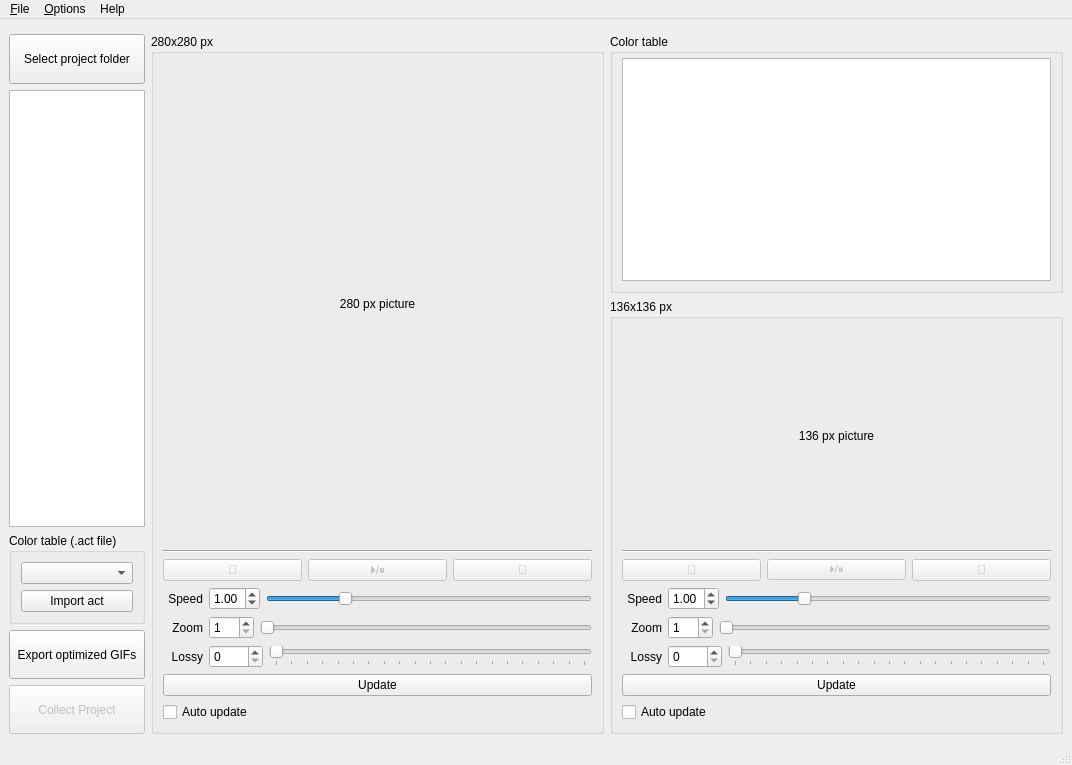
The window that widgets/MainWindow.ui (Day0Dreamer/Vault-of-Gifs) describes before a commit, drawn with Qt 5.
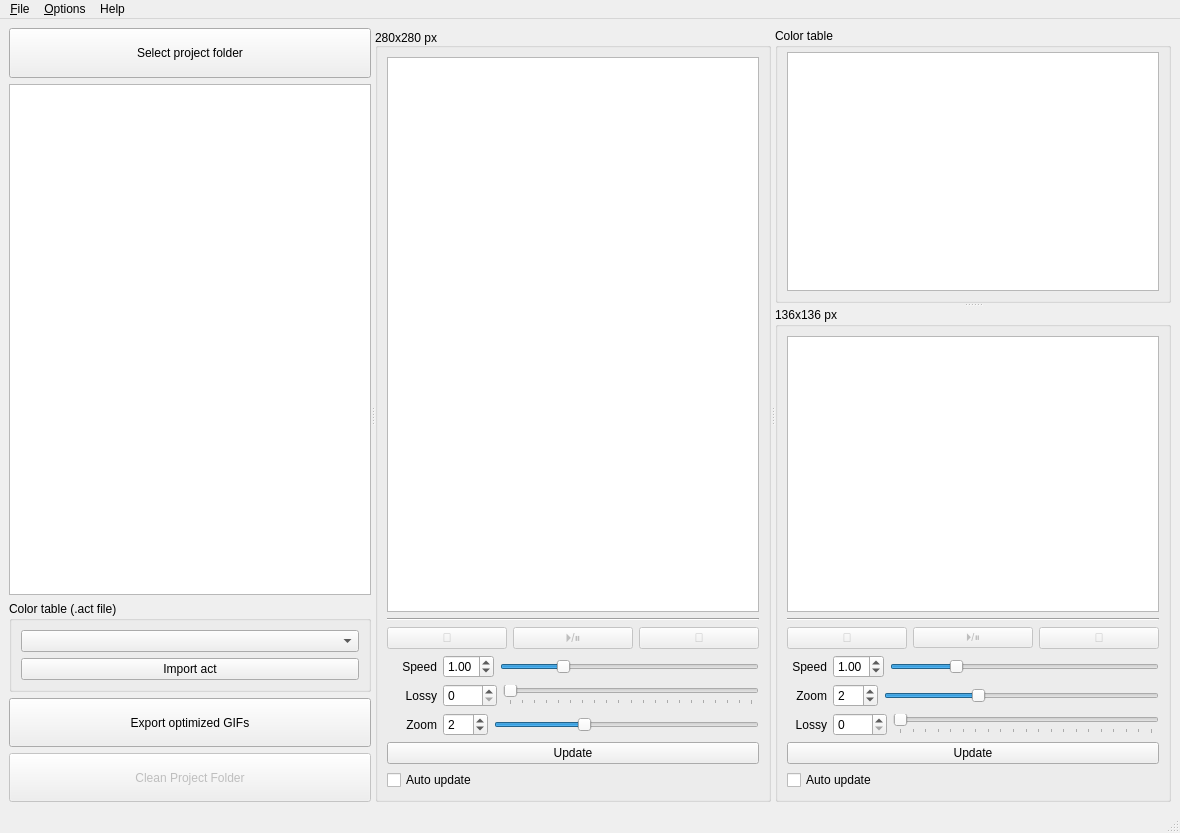
The same window after the commit.

Commit message: New ui files, new layout, cleanup button, new gifplayers

What changed in the file:
```diff
--- a/widgets/MainWindow.ui
+++ b/widgets/MainWindow.ui
@@ -6,28 +6,25 @@
    <rect>
     <x>0</x>
     <y>0</y>
-    <width>1072</width>
-    <height>765</height>
+    <width>1180</width>
+    <height>833</height>
    </rect>
   </property>
+  <property name="minimumSize">
+   <size>
+    <width>643</width>
+    <height>555</height>
+   </size>
+  </property>
   <property name="windowTitle">
    <string>MainWindow</string>
   </property>
   <widget class="QWidget" name="centralwidget">
-   <layout class="QVBoxLayout" name="verticalLayout_2">
-    <property name="topMargin">
-     <number>9</number>
-    </property>
+   <layout class="QHBoxLayout" name="horizontalLayout">
     <item>
-     <widget class="Line" name="separator_topshelf"/>
-    </item>
-    <item>
-     <layout class="QHBoxLayout" name="layout3in1">
-      <item>
+     <widget class="QSplitter" name="splitter_main">
+      <widget class="QWidget" name="">
        <layout class="QVBoxLayout" name="layout_fileops">
-        <property name="sizeConstraint">
-         <enum>QLayout::SetNoConstraint</enum>
-        </property>
         <item>
          <widget class="QPushButton" name="btn_input_folder">
           <property name="sizePolicy">
@@ -50,11 +47,17 @@
         <item>
          <widget class="QListView" name="list_videoslist">
           <property name="sizePolicy">
-           <sizepolicy hsizetype="Ignored" vsizetype="Expanding">
+           <sizepolicy hsizetype="Preferred" vsizetype="Expanding">
             <horstretch>0</horstretch>
             <verstretch>0</verstretch>
            </sizepolicy>
           </property>
+          <property name="minimumSize">
+           <size>
+            <width>42</width>
+            <height>0</height>
+           </size>
+          </property>
           <property name="selectionMode">
            <enum>QAbstractItemView::ExtendedSelection</enum>
           </property>
@@ -123,83 +126,34 @@
            </size>
           </property>
           <property name="text">
-           <string>Collect Project</string>
+           <string>Clean Project Folder</string>
           </property>
          </widget>
         </item>
        </layout>
-      </item>
-      <item>
-       <layout class="QVBoxLayout" name="layout_280">
-        <item>
+      </widget>
          <widget class="QGroupBox" name="layout_gif280">
           <property name="sizePolicy">
-           <sizepolicy hsizetype="Preferred" vsizetype="Expanding">
+        <sizepolicy hsizetype="Preferred" vsizetype="Preferred">
             <horstretch>0</horstretch>
             <verstretch>0</verstretch>
            </sizepolicy>
           </property>
+       <property name="minimumSize">
+        <size>
+         <width>0</width>
+         <height>0</height>
+        </size>
+       </property>
           <property name="title">
            <string>280x280 px</string>
           </property>
-          <layout class="QVBoxLayout" name="verticalLayout">
-           <property name="spacing">
-            <number>6</number>
-           </property>
-           <property name="bottomMargin">
-            <number>9</number>
-           </property>
-           <item>
-            <spacer name="verticalSpacer_2">
-             <property name="orientation">
-              <enum>Qt::Vertical</enum>
-             </property>
-             <property name="sizeHint" stdset="0">
-              <size>
-               <width>20</width>
-               <height>40</height>
-              </size>
-             </property>
-            </spacer>
-           </item>
-           <item>
-            <layout class="QGridLayout" name="gridLayout">
-             <item row="0" column="0">
-              <widget class="QLabel" name="gifplayer280">
-               <property name="sizePolicy">
-                <sizepolicy hsizetype="Preferred" vsizetype="MinimumExpanding">
-                 <horstretch>0</horstretch>
-                 <verstretch>0</verstretch>
-                </sizepolicy>
-               </property>
-               <property name="minimumSize">
-                <size>
-                 <width>280</width>
-                 <height>280</height>
-                </size>
-               </property>
-               <property name="text">
-                <string>280 px picture</string>
-               </property>
                <property name="alignment">
-                <set>Qt::AlignCenter</set>
-               </property>
-              </widget>
-             </item>
-            </layout>
-           </item>
+        <set>Qt::AlignBottom|Qt::AlignJustify</set>
+       </property>
+       <layout class="QVBoxLayout" name="verticalLayout" stretch="0,0,0,0,0,0,0,0">
            <item>
-            <spacer name="verticalSpacer">
-             <property name="orientation">
-              <enum>Qt::Vertical</enum>
-             </property>
-             <property name="sizeHint" stdset="0">
-              <size>
-               <width>20</width>
-               <height>40</height>
-              </size>
-             </property>
-            </spacer>
+         <widget class="QGraphicsView" name="graphicsView_280"/>
            </item>
            <item>
             <widget class="Line" name="line">
@@ -217,7 +171,7 @@
                </property>
                <property name="minimumSize">
                 <size>
-                 <width>30</width>
+              <width>0</width>
                  <height>0</height>
                 </size>
                </property>
@@ -238,7 +192,7 @@
                </property>
                <property name="minimumSize">
                 <size>
-                 <width>30</width>
+              <width>0</width>
                  <height>0</height>
                 </size>
                </property>
@@ -262,7 +216,7 @@
                </property>
                <property name="minimumSize">
                 <size>
-                 <width>30</width>
+              <width>0</width>
                  <height>0</height>
                 </size>
                </property>
@@ -287,7 +241,7 @@
               <widget class="QLabel" name="lbl_speed280">
                <property name="minimumSize">
                 <size>
-                 <width>40</width>
+              <width>50</width>
                  <height>0</height>
                 </size>
                </property>
@@ -357,68 +311,13 @@
              </item>
             </layout>
            </item>
-           <item>
-            <layout class="QHBoxLayout" name="layout_scale280">
-             <item>
-              <widget class="QLabel" name="lbl_scale280">
-               <property name="minimumSize">
-                <size>
-                 <width>40</width>
-                 <height>0</height>
-                </size>
-               </property>
-               <property name="layoutDirection">
-                <enum>Qt::LeftToRight</enum>
-               </property>
-               <property name="autoFillBackground">
-                <bool>false</bool>
-               </property>
-               <property name="text">
-                <string>Zoom</string>
-               </property>
-               <property name="alignment">
-                <set>Qt::AlignRight|Qt::AlignTrailing|Qt::AlignVCenter</set>
-               </property>
-              </widget>
-             </item>
-             <item>
-              <widget class="QSpinBox" name="spin_scale280">
-               <property name="minimumSize">
-                <size>
-                 <width>45</width>
-                 <height>0</height>
-                </size>
-               </property>
-               <property name="minimum">
-                <number>1</number>
-               </property>
-               <property name="maximum">
-                <number>7</number>
-               </property>
-              </widget>
-             </item>
-             <item>
-              <widget class="QSlider" name="slider_scale280">
-               <property name="minimum">
-                <number>1</number>
-               </property>
-               <property name="maximum">
-                <number>7</number>
-               </property>
-               <property name="orientation">
-                <enum>Qt::Horizontal</enum>
-               </property>
-              </widget>
-             </item>
-            </layout>
-           </item>
            <item>
             <layout class="QHBoxLayout" name="layout_quality280">
              <item alignment="Qt::AlignRight">
               <widget class="QLabel" name="lbl_quality280">
                <property name="minimumSize">
                 <size>
-                 <width>40</width>
+              <width>50</width>
                  <height>0</height>
                 </size>
                </property>
@@ -465,11 +364,73 @@
             </layout>
            </item>
            <item>
-            <layout class="QVBoxLayout" name="layout_preview280">
+         <layout class="QHBoxLayout" name="layout_scale280">
+          <item>
+           <widget class="QLabel" name="lbl_scale280">
+            <property name="minimumSize">
+             <size>
+              <width>50</width>
+              <height>0</height>
+             </size>
+            </property>
+            <property name="layoutDirection">
+             <enum>Qt::LeftToRight</enum>
+            </property>
+            <property name="autoFillBackground">
+             <bool>false</bool>
+            </property>
+            <property name="text">
+             <string>Zoom</string>
+            </property>
+            <property name="alignment">
+             <set>Qt::AlignRight|Qt::AlignTrailing|Qt::AlignVCenter</set>
+            </property>
+           </widget>
+          </item>
+          <item>
+           <widget class="QSpinBox" name="spin_scale280">
+            <property name="minimumSize">
+             <size>
+              <width>45</width>
+              <height>0</height>
+             </size>
+            </property>
+            <property name="minimum">
+             <number>1</number>
+            </property>
+            <property name="maximum">
+             <number>4</number>
+            </property>
+            <property name="value">
+             <number>2</number>
+            </property>
+           </widget>
+          </item>
+          <item>
+           <widget class="QSlider" name="slider_scale280">
+            <property name="minimum">
+             <number>1</number>
+            </property>
+            <property name="maximum">
+             <number>4</number>
+            </property>
+            <property name="pageStep">
+             <number>1</number>
+            </property>
+            <property name="value">
+             <number>2</number>
+            </property>
+            <property name="orientation">
+             <enum>Qt::Horizontal</enum>
+            </property>
+           </widget>
+          </item>
+         </layout>
+        </item>
              <item>
               <widget class="QPushButton" name="btn_update280">
                <property name="sizePolicy">
-                <sizepolicy hsizetype="MinimumExpanding" vsizetype="Fixed">
+           <sizepolicy hsizetype="MinimumExpanding" vsizetype="Preferred">
                  <horstretch>0</horstretch>
                  <verstretch>0</verstretch>
                 </sizepolicy>
@@ -479,12 +440,10 @@
                </property>
               </widget>
              </item>
-             <item>
-              <layout class="QHBoxLayout" name="horizontalLayout_3">
                <item>
                 <widget class="QCheckBox" name="check_livepreview280">
                  <property name="sizePolicy">
-                  <sizepolicy hsizetype="Minimum" vsizetype="Minimum">
+           <sizepolicy hsizetype="Preferred" vsizetype="Preferred">
                    <horstretch>0</horstretch>
                    <verstretch>0</verstretch>
                   </sizepolicy>
@@ -495,27 +454,39 @@
                 </widget>
                </item>
               </layout>
-             </item>
-            </layout>
-           </item>
-          </layout>
-         </widget>
-        </item>
-       </layout>
-      </item>
-      <item>
-       <layout class="QVBoxLayout" name="layout_136">
-        <item>
+      </widget>
+      <widget class="QSplitter" name="splitter">
+       <property name="sizePolicy">
+        <sizepolicy hsizetype="Expanding" vsizetype="Expanding">
+         <horstretch>0</horstretch>
+         <verstretch>0</verstretch>
+        </sizepolicy>
+       </property>
+       <property name="orientation">
+        <enum>Qt::Vertical</enum>
+       </property>
          <widget class="QGroupBox" name="layout_colortable">
+        <property name="sizePolicy">
+         <sizepolicy hsizetype="Preferred" vsizetype="Preferred">
+          <horstretch>0</horstretch>
+          <verstretch>0</verstretch>
+         </sizepolicy>
+        </property>
           <property name="title">
            <string>Color table</string>
           </property>
-          <layout class="QHBoxLayout" name="horizontalLayout">
+        <layout class="QHBoxLayout" name="horizontalLayout_2">
            <property name="topMargin">
             <number>4</number>
            </property>
            <item>
             <widget class="QPlainTextEdit" name="plaintext_act_readout">
+           <property name="sizePolicy">
+            <sizepolicy hsizetype="Preferred" vsizetype="Preferred">
+             <horstretch>0</horstretch>
+             <verstretch>1</verstretch>
+            </sizepolicy>
+           </property>
              <property name="lineWrapMode">
               <enum>QPlainTextEdit::NoWrap</enum>
              </property>
@@ -523,11 +494,9 @@
            </item>
           </layout>
          </widget>
-        </item>
-        <item>
          <widget class="QGroupBox" name="layout_gif136">
           <property name="sizePolicy">
-           <sizepolicy hsizetype="Preferred" vsizetype="Expanding">
+         <sizepolicy hsizetype="Preferred" vsizetype="Preferred">
             <horstretch>0</horstretch>
             <verstretch>0</verstretch>
            </sizepolicy>
@@ -537,56 +506,17 @@
           </property>
           <layout class="QVBoxLayout" name="verticalLayout_3">
            <item>
-            <spacer name="verticalSpacer_3">
-             <property name="orientation">
-              <enum>Qt::Vertical</enum>
-             </property>
-             <property name="sizeHint" stdset="0">
-              <size>
-               <width>20</width>
-               <height>40</height>
-              </size>
-             </property>
-            </spacer>
-           </item>
-           <item>
-            <layout class="QGridLayout" name="gridLayout_3">
-             <item row="0" column="0">
-              <widget class="QLabel" name="gifplayer136">
+          <widget class="QGraphicsView" name="graphicsView_136">
                <property name="sizePolicy">
-                <sizepolicy hsizetype="Preferred" vsizetype="Preferred">
+            <sizepolicy hsizetype="Expanding" vsizetype="Preferred">
                  <horstretch>0</horstretch>
-                 <verstretch>0</verstretch>
-                </sizepolicy>
-               </property>
-               <property name="minimumSize">
-                <size>
-                 <width>136</width>
-                 <height>136</height>
-                </size>
-               </property>
-               <property name="text">
-                <string>136 px picture</string>
-               </property>
-               <property name="alignment">
-                <set>Qt::AlignCenter</set>
-               </property>
-              </widget>
-             </item>
-            </layout>
-           </item>
-           <item>
-            <spacer name="verticalSpacer_4">
-             <property name="orientation">
-              <enum>Qt::Vertical</enum>
-             </property>
-             <property name="sizeHint" stdset="0">
-              <size>
-               <width>20</width>
-               <height>40</height>
-              </size>
-             </property>
-            </spacer>
+             <verstretch>2</verstretch>
+            </sizepolicy>
+           </property>
+           <property name="frameShape">
+            <enum>QFrame::StyledPanel</enum>
+           </property>
+          </widget>
            </item>
            <item>
             <widget class="Line" name="line_2">
@@ -604,7 +534,7 @@
                </property>
                <property name="minimumSize">
                 <size>
-                 <width>30</width>
+               <width>0</width>
                  <height>0</height>
                 </size>
                </property>
@@ -625,7 +555,7 @@
                </property>
                <property name="minimumSize">
                 <size>
-                 <width>30</width>
+               <width>0</width>
                  <height>0</height>
                 </size>
                </property>
@@ -656,7 +586,7 @@
                </property>
                <property name="minimumSize">
                 <size>
-                 <width>30</width>
+               <width>0</width>
                  <height>0</height>
                 </size>
                </property>
@@ -760,7 +690,10 @@
                 <number>1</number>
                </property>
                <property name="maximum">
-                <number>7</number>
+              <number>4</number>
+             </property>
+             <property name="value">
+              <number>2</number>
                </property>
               </widget>
              </item>
@@ -770,11 +703,14 @@
                 <number>1</number>
                </property>
                <property name="maximum">
-                <number>7</number>
-               </property>
-               <property name="value">
+              <number>4</number>
+             </property>
+             <property name="pageStep">
                 <number>1</number>
                </property>
+             <property name="value">
+              <number>2</number>
+             </property>
                <property name="orientation">
                 <enum>Qt::Horizontal</enum>
                </property>
@@ -829,8 +765,6 @@
             </layout>
            </item>
            <item>
-            <layout class="QVBoxLayout" name="layout_preview136">
-             <item>
               <widget class="QPushButton" name="btn_update136">
                <property name="sizePolicy">
                 <sizepolicy hsizetype="MinimumExpanding" vsizetype="Fixed">
@@ -844,8 +778,6 @@
               </widget>
              </item>
              <item>
-              <layout class="QHBoxLayout" name="horizontalLayout_2">
-               <item>
                 <widget class="QCheckBox" name="check_livepreview136">
                  <property name="sizePolicy">
                   <sizepolicy hsizetype="Minimum" vsizetype="Minimum">
@@ -859,15 +791,9 @@
                 </widget>
                </item>
               </layout>
-             </item>
-            </layout>
-           </item>
-          </layout>
-         </widget>
-        </item>
-       </layout>
-      </item>
-     </layout>
+       </widget>
+      </widget>
+     </widget>
     </item>
    </layout>
   </widget>
@@ -876,7 +802,7 @@
     <rect>
      <x>0</x>
      <y>0</y>
-     <width>1072</width>
+     <width>1180</width>
      <height>21</height>
     </rect>
    </property>
```
Left out of the diff: 90 changed lines with no effect on the pictures. Lines whose indentation alone changed are shown as unchanged. The commit also changes 3 other files.
